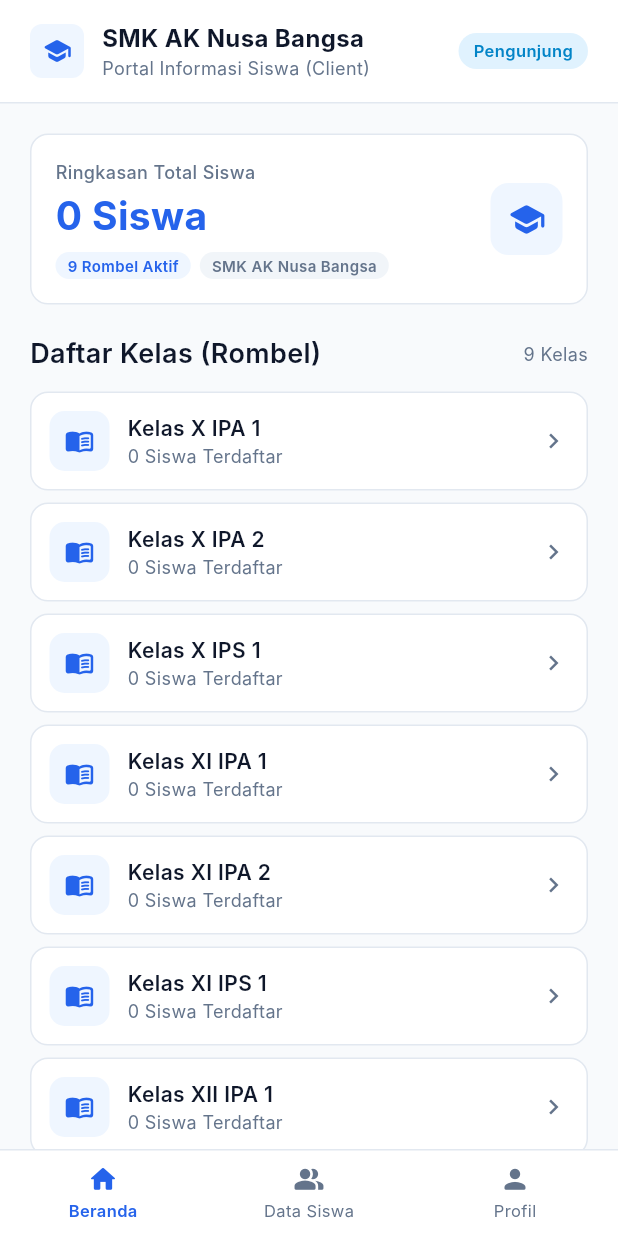
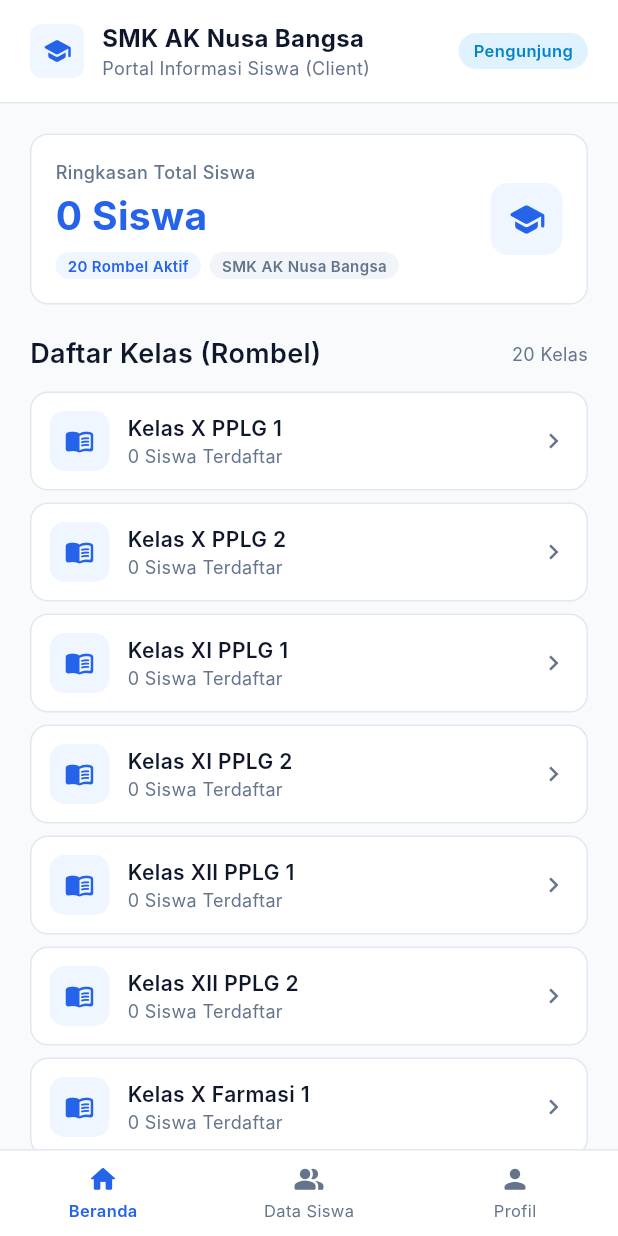
Before and after one commit to ibnu-anjang/Data-Management-Siswa, a Flutter app: the screen it shows once a user with an empty profile is signed in, on a phone screen of 412 x 824 dp. Run offline on Flutter 3.47's test engine with Material 3 defaults, Android fonts, the phone set to English and light mode, and no system bars; our stand-ins replace cloud_firestore, firebase_auth, firebase_core, image_picker, pdf, printing; accounts and stored records are empty; Roboto replaces fonts that are missing (Inter).

Commit message:
feat: update dummy data to 3 majors (PPLG, Farmasi, Analis Kimia up to class 13)

```diff
--- a/frontend/lib/core/state/app_state.dart
+++ b/frontend/lib/core/state/app_state.dart
@@ -37,9 +37,21 @@
 );
 
 const List<String> _defaultRombelList = [
-  "X IPA 1", "X IPA 2", "X IPS 1",
-  "XI IPA 1", "XI IPA 2", "XI IPS 1",
-  "XII IPA 1", "XII IPA 2", "XII IPS 1",
+  // Jurusan PPLG (X - XII)
+  "X PPLG 1", "X PPLG 2",
+  "XI PPLG 1", "XI PPLG 2",
+  "XII PPLG 1", "XII PPLG 2",
+
+  // Jurusan Farmasi (X - XII)
+  "X Farmasi 1", "X Farmasi 2",
+  "XI Farmasi 1", "XI Farmasi 2",
+  "XII Farmasi 1", "XII Farmasi 2",
+
+  // Jurusan Analis Kimia (SMK 4 Tahun: X - XIII)
+  "X Analis Kimia 1", "X Analis Kimia 2",
+  "XI Analis Kimia 1", "XI Analis Kimia 2",
+  "XII Analis Kimia 1", "XII Analis Kimia 2",
+  "XIII Analis Kimia 1", "XIII Analis Kimia 2",
 ];
 
 // ────────────────────────────────────────────────────────
```
Also changed, not shown: frontend/lib/shared/modals/student_form_modal.dart (+7 -5 lines), 1 other file.
